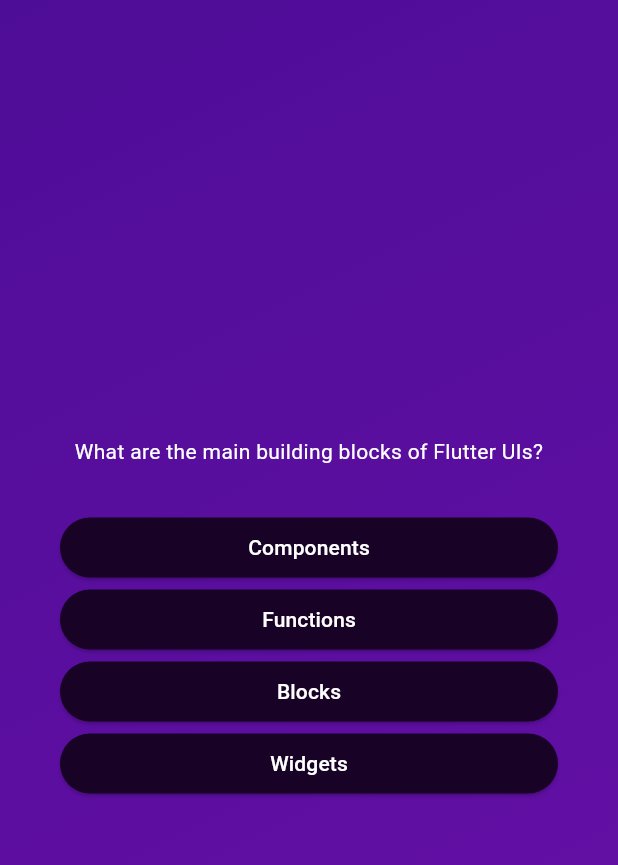
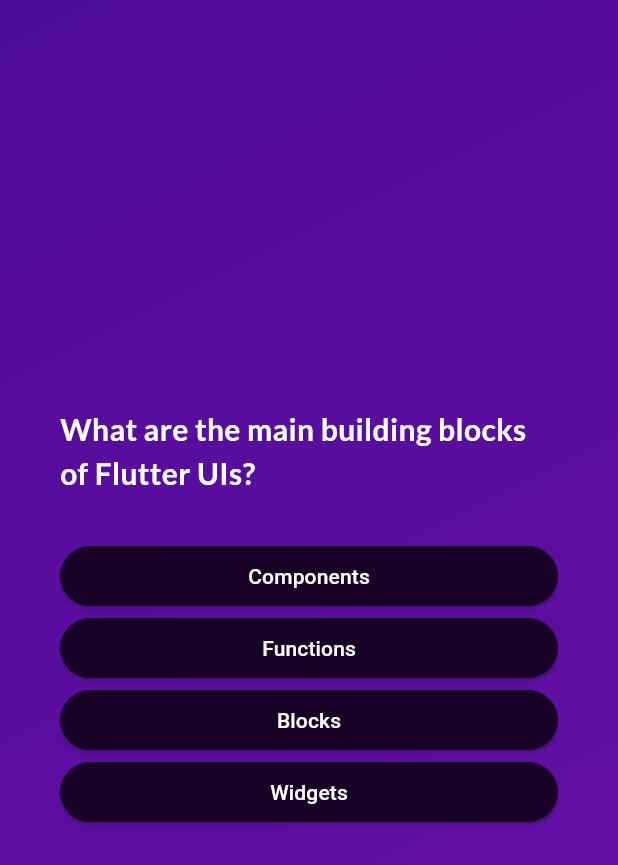
Before and after one commit to hyak4j/QuizApp, a Flutter app: the screen it shows after launch, after a tap on "Start Quiz", on a phone screen of 412 x 824 dp. Shown: the top 865 px of the screen. Run offline on Flutter 3.47's test engine with Material 3 defaults, Android fonts, the phone set to English and light mode, and no system bars; our stand-ins replace google_fonts.

Commit message:
feat: 使用GoogleFonts字型

```diff
--- a/lib/questions_screen.dart
+++ b/lib/questions_screen.dart
@@ -1,6 +1,9 @@
 import 'package:flutter/material.dart';
+import 'package:flutter/widgets.dart';
 import 'package:quiz/answer_button.dart';
 import 'package:quiz/data/questions.dart';
+
+import 'package:google_fonts/google_fonts.dart';
 
 class QuestionsScreen extends StatefulWidget {
   const QuestionsScreen({super.key});
@@ -35,10 +38,12 @@ class _QuizState extends State<QuestionsScreen> {
             // 題目
             Text(
               currentQuestion.text,
-              style: TextStyle(
-                color: Colors.white
+              style: GoogleFonts.lato(
+                color: Colors.white,
+                fontWeight: FontWeight.bold,
+                fontSize: 20
               ),
-              textAlign: TextAlign.center,
+              textAlign: TextAlign.left,
             ),
             const SizedBox(height: 30),
             // 選項
--- a/pubspec.yaml
+++ b/pubspec.yaml
@@ -35,6 +35,7 @@ dependencies:
   # The following adds the Cupertino Icons font to your application.
   # Use with the CupertinoIcons class for iOS style icons.
   cupertino_icons: ^1.0.6
+  google_fonts: ^6.2.1
 
 dev_dependencies:
   flutter_test:
```
Also changed, not shown: pubspec.lock, 1 other file.
